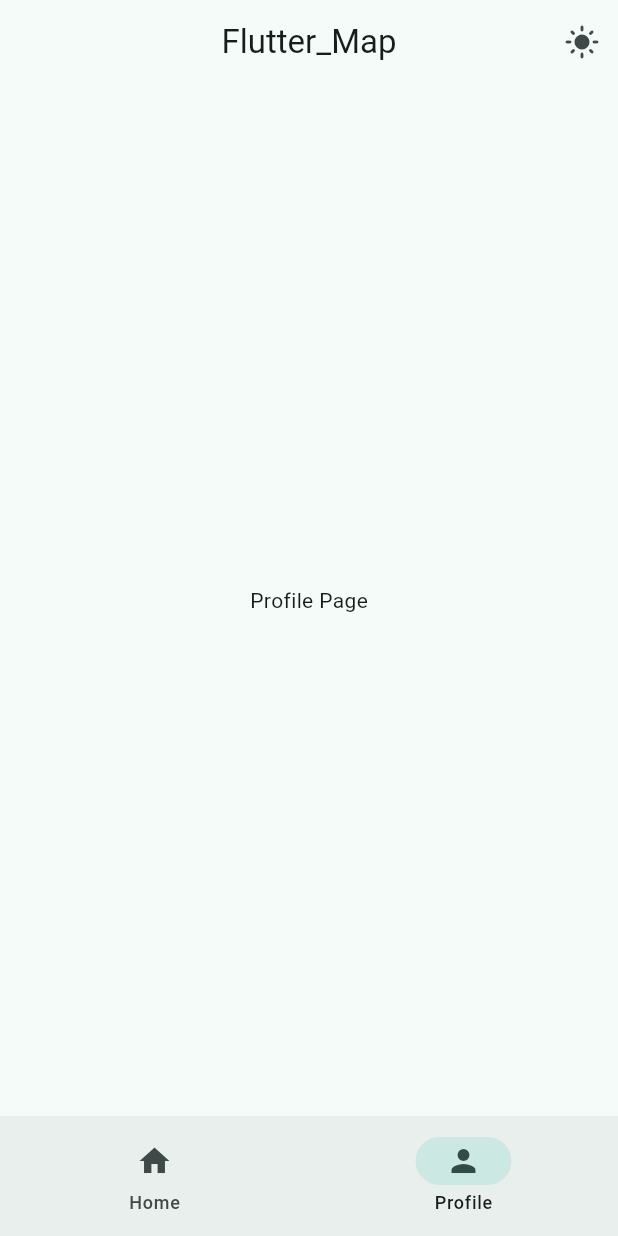
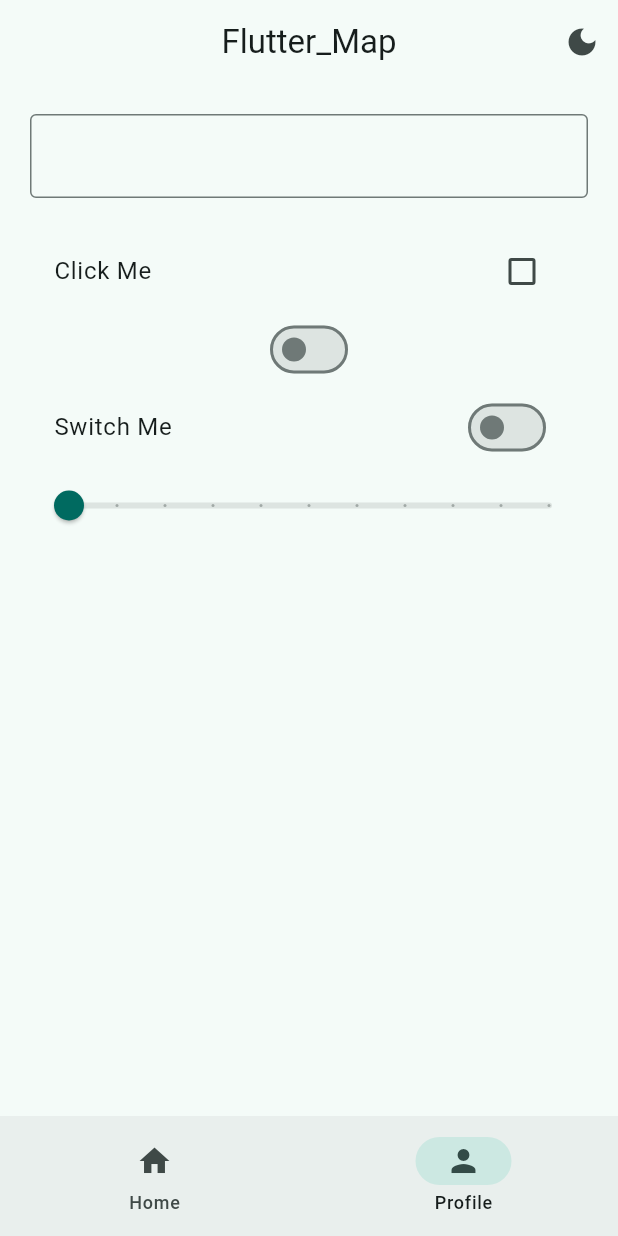
Before and after one commit to JusticeSwann/flutter_app, a Flutter app: the screen it shows after launch, item 2 of the bottom bar chosen, on a phone screen of 412 x 824 dp. Run offline on Flutter 3.47's test engine with Material 3 defaults, Android fonts, the phone set to English and light mode, and no system bars.

Commit message:
reached 1:52:55

```diff
--- a/lib/views/pages/profile_page.dart
+++ b/lib/views/pages/profile_page.dart
@@ -1,12 +1,65 @@
 import 'package:flutter/material.dart';
 
-class ProfilePage extends StatelessWidget{
+class ProfilePage extends StatefulWidget{
   const ProfilePage({super.key});
 
   @override
+  State<ProfilePage> createState() => _ProfilePageState();
+}
+
+class _ProfilePageState extends State<ProfilePage> {
+  TextEditingController controller = TextEditingController();
+  bool? isChecked = false;
+  bool isSwitched = false;
+  double sliderValue = 0.00;
+  @override
   Widget build(BuildContext context) {
-    return Center(
-      child: Text('Profile Page'),
+    return Padding(
+      padding: EdgeInsets.all(20),
+      child: Column(
+        children: [
+          TextField(
+            controller: controller,
+            decoration: InputDecoration(
+              border: OutlineInputBorder()
+            ),
+            onEditingComplete: () {
+              setState(() {});
+            },
+          ),
+          Text(controller.text),
+          CheckboxListTile(
+            title: Text('Click Me'),
+            value: isChecked,
+            onChanged: (bool? value) {
+              setState(() {
+                isChecked = value;
+              });
+            },
+          ),
+          Switch(
+            value: isSwitched,
+            onChanged: (value) => setState(() {
+              isSwitched = value;
+            }),
+          ),
+          SwitchListTile(
+            title: Text('Switch Me'),
+            value: isSwitched,
+            onChanged: (value) => setState(() {
+              isSwitched = value;
+            }),
+          ),
+          Slider(
+            value: sliderValue,
+            max: 100.00,
+            divisions: 10,
+            onChanged: (value) => setState(() {
+              sliderValue = value;
+            }),
+          )
+        ]
+      )
     );
   }
 }
--- a/lib/widgets/app_bar.dart
+++ b/lib/widgets/app_bar.dart
@@ -22,7 +22,7 @@ class AppBarWidget extends StatelessWidget implements PreferredSizeWidget{
               onPressed: () {
                 darkModeSelectNotifier.value = !darkModeSelecter;
               },
-              icon: brightnessMode[darkModeSelecter ? 0:1]
+              icon: brightnessMode[darkModeSelecter ? 1:0]
             )
           ],
         );
```
